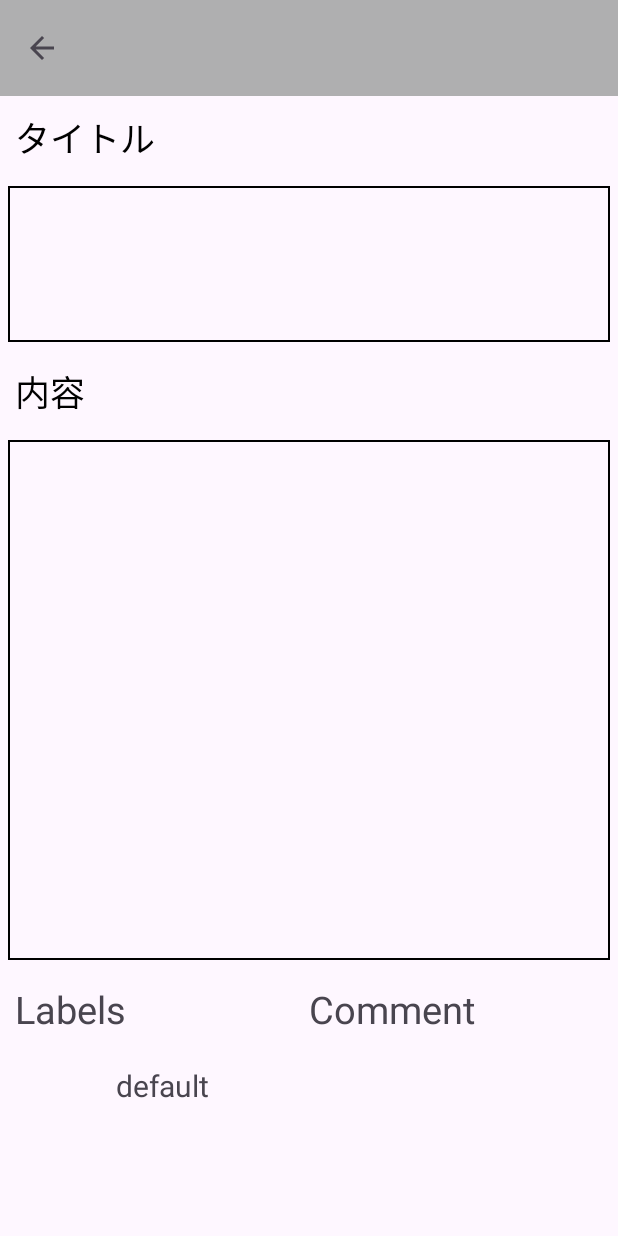
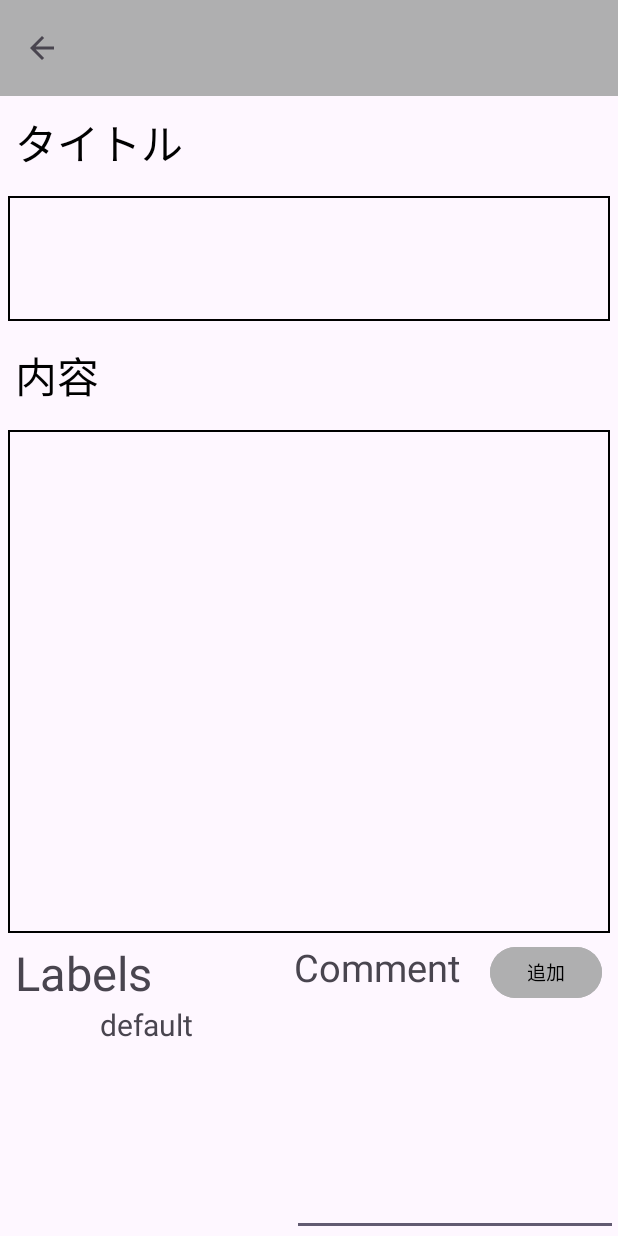
Before and after one commit to Akito626/IssueManager, an Android app: the ViewerActivity screen opened directly, with no data from a screen before it, on a phone screen of 412 x 824 dp. Run offline under Robolectric (Android 15) with nearby library versions, the phone set to English and light mode, and no system bars.

Commit message:
編集画面と閲覧画面のレイアウトを調整しました。

```diff
--- a/app/src/main/java/com/alha_app/issuemanager/ViewerActivity.java
+++ b/app/src/main/java/com/alha_app/issuemanager/ViewerActivity.java
@@ -4,6 +4,7 @@ import androidx.appcompat.app.AppCompatActivity;
 import androidx.appcompat.widget.Toolbar;
 
 import android.os.Bundle;
+import android.text.method.ScrollingMovementMethod;
 import android.view.MenuItem;
 import android.view.View;
 import android.widget.EditText;
@@ -33,9 +34,11 @@ public class ViewerActivity extends AppCompatActivity {
 
         titleText = findViewById(R.id.title_text);
         titleText.setText(issueManager.getIssueTitle());
+        titleText.setMovementMethod(new ScrollingMovementMethod());
 
         bodyText = findViewById(R.id.body_text);
         bodyText.setText(issueManager.getIssueBody());
+        bodyText.setMovementMethod(new ScrollingMovementMethod());
 
         boolean isDefault = true;
         for(int i = 0; i < labelList.size(); i++){
--- a/app/src/main/res/layout/activity_editor.xml
+++ b/app/src/main/res/layout/activity_editor.xml
@@ -28,7 +28,7 @@
         android:layout_width="match_parent"
         android:layout_height="0dp"
         android:layout_margin="10dp"
-        android:layout_weight="0.05"
+        android:layout_weight="0.06"
         android:autoSizeTextType="uniform"
         android:text="タイトル"
         android:textColor="@color/black" />
@@ -54,7 +54,7 @@
         android:layout_width="match_parent"
         android:layout_height="0dp"
         android:layout_margin="10dp"
-        android:layout_weight="0.05"
+        android:layout_weight="0.06"
         android:autoSizeTextType="uniform"
         android:text="内容"
         android:textColor="@color/black" />
@@ -63,7 +63,7 @@
         android:layout_width="match_parent"
         android:layout_height="0dp"
         android:layout_margin="5dp"
-        android:layout_weight="0.45"
+        android:layout_weight="0.5"
         android:background="@drawable/border">
 
         <EditText
@@ -81,7 +81,7 @@
         android:layout_height="0dp"
         android:layout_marginStart="10dp"
         android:layout_marginEnd="10dp"
-        android:layout_weight="0.05"
+        android:layout_weight="0.07"
         android:orientation="horizontal">
 
         <TextView
@@ -120,7 +120,7 @@
     <LinearLayout
         android:layout_width="match_parent"
         android:layout_height="0dp"
-        android:layout_weight="0.15"
+        android:layout_weight="0.16"
         android:orientation="horizontal">
 
         <ScrollView
--- a/app/src/main/res/layout/activity_viewer.xml
+++ b/app/src/main/res/layout/activity_viewer.xml
@@ -4,113 +4,117 @@
     xmlns:tools="http://schemas.android.com/tools"
     android:layout_width="match_parent"
     android:layout_height="match_parent"
-    tools:context=".EditorActivity"
-    android:orientation="vertical">
+    android:orientation="vertical"
+    tools:context=".EditorActivity">
 
     <androidx.appcompat.widget.Toolbar
         android:id="@+id/toolbar"
         android:layout_width="match_parent"
         android:layout_height="wrap_content"
         android:background="#afafb0">
-
-<!--        <Button-->
-<!--            android:id="@+id/save_button"-->
-<!--            android:layout_width="wrap_content"-->
-<!--            android:layout_height="wrap_content"-->
-<!--            android:backgroundTint="@color/white"-->
-<!--            android:text="保存"-->
-<!--            android:textColor="@color/black"-->
-<!--            android:layout_gravity="right"-->
-<!--            android:layout_marginEnd="10dp"/>-->
     </androidx.appcompat.widget.Toolbar>
 
     <TextView
         android:layout_width="match_parent"
         android:layout_height="0dp"
-        android:layout_weight="0.05"
+        android:layout_margin="10dp"
+        android:layout_weight="0.06"
         android:autoSizeTextType="uniform"
         android:text="タイトル"
-        android:textColor="@color/black"
-        android:layout_margin="10dp"/>
+        android:textColor="@color/black" />
 
-    <ScrollView
+    <FrameLayout
         android:layout_width="match_parent"
         android:layout_height="0dp"
-        android:layout_weight="0.15"
+        android:layout_margin="5dp"
+        android:layout_weight="0.12"
         android:background="@drawable/border"
-        android:layout_margin="5dp"
         android:fillViewport="true">
 
         <TextView
             android:id="@+id/title_text"
             android:layout_width="match_parent"
             android:layout_height="match_parent"
-            android:textSize="20dp"
             android:layout_margin="10dp"
+            android:background="#00000000"
             android:gravity="left|top"
-            android:background="#00000000"/>
-    </ScrollView>
+            android:textSize="20dp" />
+    </FrameLayout>
 
     <TextView
         android:layout_width="match_parent"
         android:layout_height="0dp"
-        android:layout_weight="0.05"
+        android:layout_margin="10dp"
+        android:layout_weight="0.06"
         android:autoSizeTextType="uniform"
         android:text="内容"
-        android:textColor="@color/black"
-        android:layout_margin="10dp"/>
+        android:textColor="@color/black" />
 
-    <ScrollView
+    <FrameLayout
         android:layout_width="match_parent"
         android:layout_height="0dp"
-        android:layout_weight="0.5"
+        android:layout_margin="5dp"
+        android:layout_weight="0.48"
         android:background="@drawable/border"
-        android:layout_margin="5dp"
         android:fillViewport="true">
 
         <TextView
             android:id="@+id/body_text"
             android:layout_width="match_parent"
             android:layout_height="match_parent"
-            android:textSize="20dp"
+            android:layout_margin="10dp"
             android:background="#00000000"
-            android:layout_margin="10dp"
-            android:gravity="left|top" />
-    </ScrollView>
+            android:gravity="left|top"
+            android:textSize="20dp" />
+    </FrameLayout>
 
     <LinearLayout
         android:layout_width="match_parent"
         android:layout_height="0dp"
-        android:layout_weight="0.05"
-        android:orientation="horizontal"
-        android:layout_margin="10dp">
+        android:layout_weight="0.06"
+        android:layout_marginStart="10dp"
+        android:layout_marginEnd="10dp"
+        android:orientation="horizontal">
 
         <TextView
             android:layout_width="0dp"
             android:layout_height="match_parent"
             android:layout_weight="0.5"
             android:autoSizeTextType="uniform"
-            android:text="Labels"/>
+            android:text="Labels" />
 
         <TextView
             android:layout_width="0dp"
             android:layout_height="match_parent"
-            android:layout_weight="0.5"
+            android:layout_weight="0.3"
             android:autoSizeTextType="uniform"
-            android:text="Comment"/>
+            android:text="Comment" />
+
+        <Space
+            android:layout_width="0dp"
+            android:layout_height="match_parent"
+            android:layout_weight="0.05"/>
+
+        <Button
+            android:layout_width="0dp"
+            android:layout_height="match_parent"
+            android:layout_weight="0.2"
+            android:autoSizeTextType="uniform"
+            android:backgroundTint="#afafb0"
+            android:text="追加"
+            android:textColor="@color/black"/>
     </LinearLayout>
 
     <LinearLayout
         android:layout_width="match_parent"
         android:layout_height="0dp"
-        android:layout_weight="0.15"
-        android:orientation="horizontal"
-        android:layout_margin="10dp">
+        android:layout_weight="0.22"
+        android:orientation="horizontal">
 
         <ScrollView
             android:layout_width="0dp"
             android:layout_height="match_parent"
-            android:layout_weight="0.5"
+            android:layout_weight="0.45"
             android:fillViewport="true">
 
             <LinearLayout
@@ -130,70 +134,87 @@
                     android:id="@+id/label_bug"
                     android:layout_width="match_parent"
                     android:layout_height="wrap_content"
+                    android:background="#fc2929"
                     android:gravity="center"
                     android:text="bug"
                     android:textSize="20dp"
-                    android:background="#fc2929"
-                    android:visibility="gone"/>
+                    android:visibility="gone" />
 
                 <TextView
                     android:id="@+id/label_duplicate"
                     android:layout_width="match_parent"
                     android:layout_height="wrap_content"
+                    android:background="#cccccc"
                     android:gravity="center"
                     android:text="duplicate"
                     android:textSize="20dp"
-                    android:background="#cccccc"
-                    android:visibility="gone"/>
+                    android:visibility="gone" />
 
                 <TextView
                     android:id="@+id/label_enhancement"
                     android:layout_width="match_parent"
                     android:layout_height="wrap_content"
+                    android:background="#84b6eb"
                     android:gravity="center"
                     android:text="enhancement"
                     android:textSize="20dp"
-                    android:background="#84b6eb"
-                    android:visibility="gone"/>
+                    android:visibility="gone" />
 
                 <TextView
                     android:id="@+id/label_invalid"
                     android:layout_width="match_parent"
                     android:layout_height="wrap_content"
+                    android:background="#e6e6e6"
                     android:gravity="center"
                     android:text="invalid"
                     android:textSize="20dp"
-                    android:background="#e6e6e6"
-                    android:visibility="gone"/>
+                    android:visibility="gone" />
 
                 <TextView
                     android:id="@+id/label_question"
                     android:layout_width="match_parent"
                     android:layout_height="wrap_content"
+                    android:background="#cc317c"
                     android:gravity="center"
                     android:text="question"
                     android:textSize="20dp"
-                    android:background="#cc317c"
                     android:visibility="gone" />
 
                 <TextView
                     android:id="@+id/label_wontfix"
                     android:layout_width="match_parent"
                     android:layout_height="wrap_content"
+                    android:background="#ffffff"
                     android:gravity="center"
                     android:text="wontfix"
                     android:textSize="20dp"
-                    android:background="#ffffff"
                     android:visibility="gone" />
             </LinearLayout>
         </ScrollView>
 
-        <ScrollView
+        <LinearLayout
             android:layout_width="0dp"
             android:layout_height="match_parent"
             android:layout_weight="0.5"
-            android:fillViewport="true">
+            android:orientation="vertical">
 
-        </ScrollView>
+            <ListView
+                android:id="@+id/comment_list"
+                android:layout_width="match_parent"
+                android:layout_height="0dp"
+                android:layout_weight="0.7" />
+
+            <LinearLayout
+                android:layout_width="match_parent"
+                android:layout_height="0dp"
+                android:layout_weight="0.3"
+                android:orientation="horizontal">
+
+                <EditText
+                    android:layout_width="0dp"
+                    android:layout_height="match_parent"
+                    android:layout_weight="0.8" />
+            </LinearLayout>
+        </LinearLayout>
     </LinearLayout>
 </LinearLayout>
```
Also changed, not shown: app/src/main/AndroidManifest.xml (+6 -3 lines).
